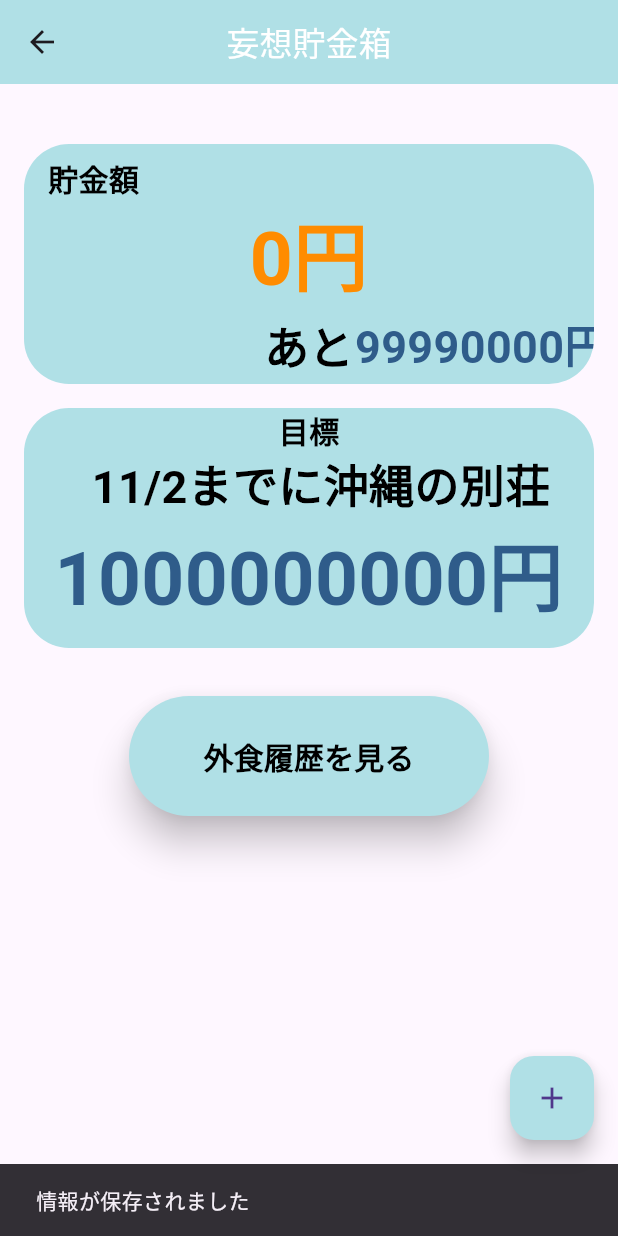
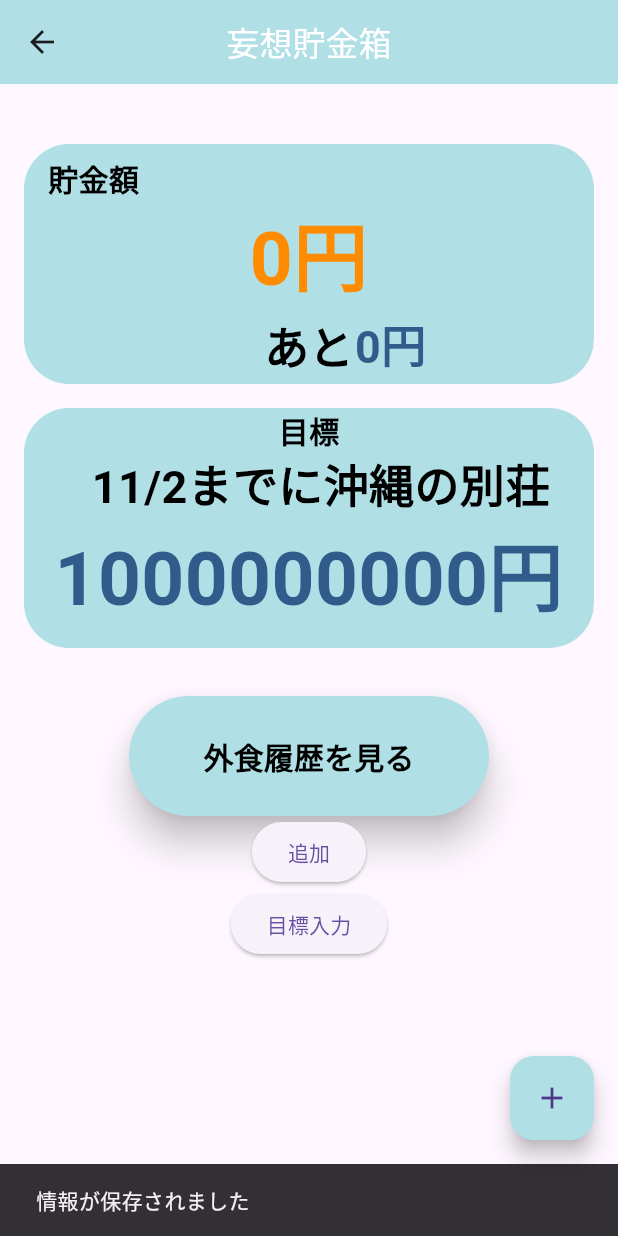
Before and after one commit to ironmax123/delusion_deposit, a Flutter app: the TargetInput screen opened directly, after a tap on "次へ", on a phone screen of 412 x 824 dp. Run offline on Flutter 3.47's test engine with Material 3 defaults, Android fonts, the phone set to English and light mode, and no system bars; our stand-ins replace flutter_hooks, shared_preferences; accounts and stored records are empty.

Commit message:
基準計算など（未完成）

```diff
--- a/lib/pages/home/deposit.dart
+++ /dev/null
@@ -1,36 +0,0 @@
-import 'dart:convert';
-import 'package:flutter/material.dart';
-import 'package:shared_preferences/shared_preferences.dart';
-
-class Deposit {
-  late List<Map<String, dynamic>> loadedData = [];
-
-  Future<void> loadSavedData() async {
-    final prefs = await SharedPreferences.getInstance();
-    final String? savedData = prefs.getString('standard_data');
-    debugPrint('読み込んだデータ: $savedData');
-
-    if (savedData != null) {
-      List<dynamic> items = jsonDecode(savedData);
-      List<Map<String, dynamic>> data = [];
-
-      for (var item in items) {
-        data.add({
-          'standard_price': item['standard_price'],
-        });
-      }
-
-      loadedData = data;
-      debugPrint('読み込み完了: $loadedData');
-    } else {
-      debugPrint('データが存在しません');
-    }
-  }
-
-  int get loadInt {
-    if (loadedData.isNotEmpty && loadedData[0]['standard_price'] is int) {
-      return loadedData[0]['standard_price'];
-    }
-    return 0;
-  }
-}
--- /dev/null
+++ b/lib/pages/home/deposit/deposit.dart
@@ -0,0 +1,64 @@
+import 'dart:convert';
+import 'package:flutter/material.dart';
+import 'package:shared_preferences/shared_preferences.dart';
+
+class Deposit {
+  late List<Map<String, dynamic>> standardData = [];
+  late List<Map<String, dynamic>> depositData = [];
+  late List<Map<String, dynamic>> targetData = [];
+  Future<void> dataLoading(String targetStr) async {
+    final prefs = await SharedPreferences.getInstance();
+    final String? savedData = prefs.getString('${targetStr}_data');
+    debugPrint('読み込んだデータ: $savedData');
+
+    if (savedData != null) {
+      List<dynamic> items = jsonDecode(savedData);
+      List<Map<String, dynamic>> data = [];
+
+      for (var item in items) {
+        data.add({
+          '${targetStr}_price': item['${targetStr}_price'],
+        });
+      }
+      if (targetStr == 'standard') {
+        standardData = data;
+      } else if (targetStr == 'deposit') {
+        depositData = data;
+      } else if (targetStr == 'difference') {
+        targetData = data;
+      } else {
+        debugPrint('データが存在しません!!');
+      }
+      debugPrint('読み込み完了: $standardData');
+    } else {
+      debugPrint('データが存在しません');
+    }
+  }
+
+  int get loadInt {
+    if (standardData.isNotEmpty && standardData[0]['standard_price'] is int) {
+      return standardData[0]['standard_price'];
+    }
+    return 0;
+  }
+
+  int get loadIntDeposit {
+    if (depositData.isNotEmpty && depositData[0]['deposit_price'] is int) {
+      return depositData[0]['deposit_price'];
+    }
+    return 0;
+  }
+
+  int get loadIntTarget {
+    if (depositData.isNotEmpty && targetData[0]['difference_price'] is int) {
+      return depositData[0]['difference_price'];
+    }
+    return 0;
+  }
+}
+
+Future<void> deleteData(String targetStr) async {
+  final prefs = await SharedPreferences.getInstance();
+  await prefs.remove('${targetStr}_data');
+  debugPrint('データが削除されました');
+}
--- /dev/null
+++ b/lib/pages/home/deposit/save_deposit.dart
@@ -0,0 +1,33 @@
+import 'dart:convert';
+import 'package:flutter/material.dart';
+import 'package:shared_preferences/shared_preferences.dart';
+
+Future<void> savedeposit(
+    BuildContext context, int depositNum, String targetStr) async {
+  await deleteData();
+  final prefs = await SharedPreferences.getInstance();
+
+  // 既存の保存データを取得してリストに変換
+  String? savedData = prefs.getString('${targetStr}_data');
+  List<dynamic> courses = savedData != null ? jsonDecode(savedData) : [];
+
+  // 新しいデータを作成
+  final courseData = {'${targetStr}_price': depositNum};
+
+  // 新しいデータを追加して保存
+  courses.add(courseData);
+  await prefs.setString('${targetStr}_data', jsonEncode(courses));
+  print("保存したデータ: ${jsonEncode(courses)}");
+
+  // context を渡して ScaffoldMessenger を使用
+  ScaffoldMessenger.of(context).showSnackBar(
+    const SnackBar(content: Text('情報が保存されました')),
+  );
+}
+
+Future<void> deleteData() async {
+  final prefs = await SharedPreferences.getInstance();
+  await prefs.remove('deposit_data');
+  await prefs.remove('difference_data');
+  debugPrint('全データが削除されました');
+}
--- a/lib/pages/home/home.dart
+++ b/lib/pages/home/home.dart
@@ -1,8 +1,9 @@
-import 'package:delusion_deposit/mock_data/mock_deposit.dart';
 import 'package:delusion_deposit/pages/dining-out_list/duingout.dart';
-import 'package:delusion_deposit/pages/home/add_diningout.dart';
-import 'package:delusion_deposit/pages/home/deposit.dart';
+import 'package:delusion_deposit/pages/home/BottomSheetWidget/add_diningout.dart';
+import 'package:delusion_deposit/pages/home/deposit/deposit.dart';
+import 'package:delusion_deposit/pages/target-input/target_input.dart';
 import 'package:flutter/material.dart';
+import 'deposit/save_deposit.dart';
 
 class HomePage extends StatefulWidget {
   const HomePage({super.key});
@@ -14,7 +15,9 @@ class HomePage extends StatefulWidget {
 class _HomePageState extends State<HomePage> {
   late Deposit deposit;
   List<Map<String, dynamic>> savedData = [];
-  int loadInt = 0;
+  List<Map<String, dynamic>> savedDataDeposit = [];
+  List<Map<String, dynamic>> savedDataTarget = [];
+  int loadInt = 0, loadIntDeposit = 0, loadIntTarget = 0;
   @override
   void initState() {
     super.initState();
@@ -23,14 +26,36 @@ class _HomePageState extends State<HomePage> {
 
   void loadingDeposit() async {
     deposit = Deposit();
-    await deposit.loadSavedData();
-    savedData = deposit.loadedData;
+    await deposit.dataLoading("standard");
+    savedData = deposit.standardData;
+
+    await deposit.dataLoading("deposit");
+    savedDataDeposit = deposit.depositData;
+
+    await deposit.dataLoading("difference");
+    savedDataTarget = deposit.targetData;
 
     setState(() {
+      //基準と保存された貯金額を設定
       loadInt = deposit.loadInt;
-      print("データ:$loadInt");
+      loadIntDeposit = deposit.loadIntDeposit;
+      double result = loadInt / 3;
+      loadInt = result.round();
+      //保存された目標との差額
+      loadIntTarget = deposit.loadIntTarget;
     });
   }
+
+  void addDeposit() async {
+    setState(() {
+      loadIntDeposit += loadInt;
+      savedeposit(context, loadIntDeposit, 'deposit');
+      loadIntTarget -= loadIntDeposit;
+      savedeposit(context, loadIntDeposit, 'difference');
+    });
+  }
+
+  void loadTarget() {}
 
   @override
   Widget build(BuildContext context) => Scaffold(
@@ -74,7 +99,7 @@ class _HomePageState extends State<HomePage> {
                           ),
                           Align(
                             child: Text(
-                              '$loadInt円',
+                              '$loadIntDeposit円',
                               //'${deposit.loadedData}円',
                               style: const TextStyle(
                                 color: Color(0xFFFF8C00),
@@ -83,13 +108,13 @@ class _HomePageState extends State<HomePage> {
                               ),
                             ),
                           ),
-                          const Align(
+                          Align(
                             alignment: Alignment.centerRight,
                             child: Padding(
-                              padding: EdgeInsets.only(left: 160),
+                              padding: const EdgeInsets.only(left: 160),
                               child: Row(
                                 children: [
-                                  Text(
+                                  const Text(
                                     'あと',
                                     style: TextStyle(
                                       color: Colors.black,
@@ -98,8 +123,8 @@ class _HomePageState extends State<HomePage> {
                                     ),
                                   ),
                                   Text(
-                                    '99990000円',
-                                    style: TextStyle(
+                                    '$loadIntTarget円',
+                                    style: const TextStyle(
                                       color: Color(0xFF2F5C8A),
                                       fontSize: 30,
                                       fontWeight: FontWeight.bold,
@@ -173,7 +198,6 @@ class _HomePageState extends State<HomePage> {
                       builder: (context) => const DuingOut(),
                     ),
                   );
-                  mockDeposit();
                 },
                 child: const Text(
                   '外食履歴を見る',
@@ -184,6 +208,21 @@ class _HomePageState extends State<HomePage> {
                   ),
                 ),
               ),
+              ElevatedButton(
+                  onPressed: () {
+                    addDeposit();
+                  },
+                  child: const Text('追加')),
+              ElevatedButton(
+                  onPressed: () {
+                    Navigator.push(
+                      context,
+                      MaterialPageRoute(
+                        builder: (context) => const TargetInput(),
+                      ),
+                    );
+                  },
+                  child: const Text('目標入力'))
             ],
           ),
         ),
--- a/lib/pages/target-input/target_input.dart
+++ b/lib/pages/target-input/target_input.dart
@@ -3,6 +3,8 @@ import 'package:delusion_deposit/pages/home/home.dart';
 import 'package:flutter/material.dart';
 import 'package:flutter_hooks/flutter_hooks.dart';
 import 'package:shared_preferences/shared_preferences.dart';
+
+import '../home/deposit/save_deposit.dart';
 
 class TargetInput extends HookWidget {
   const TargetInput({super.key});
@@ -35,6 +37,7 @@ class TargetInput extends HookWidget {
       courses.add(courseData);
       await prefs.setString('saved_data', jsonEncode(courses));
       debugPrint("保存したデータ: ${jsonEncode(courses)}");
+      // ignore: use_build_context_synchronously
       ScaffoldMessenger.of(context).showSnackBar(
         const SnackBar(content: Text('情報が保存されました')),
       );
@@ -132,8 +135,11 @@ class TargetInput extends HookWidget {
             onPressed: () async {
               await deleteAllData();
               await saveTarget();
+              // ignore: use_build_context_synchronously
+              await savedeposit(context, textFieldValue.value, 'difference');
               // TODO：頻度入力へ変更
               Navigator.push(
+                // ignore: use_build_context_synchronously
                 context,
                 MaterialPageRoute(
                   builder: (context) => const HomePage(),
```
Also changed, not shown: lib/pages/dining-out_list/duing-out.dart (deleted, +0 -77 lines), lib/pages/home/BottomSheetWidget/add_diningout.dart (renamed from lib/pages/home/add_diningout.dart).
